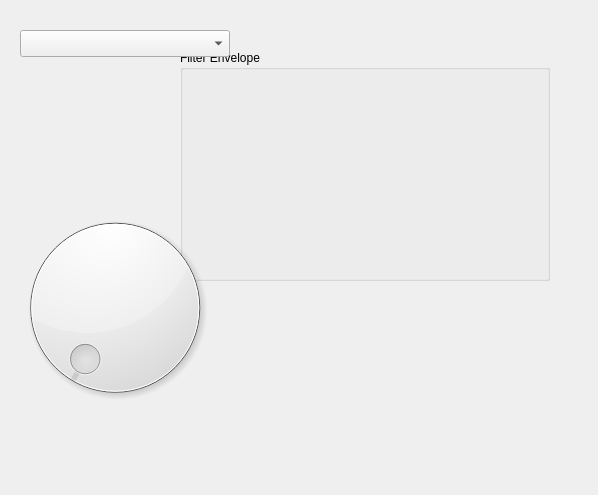
Above: src/NewUI/Addnote/VoiceParameters.ui from saidinesh5/ZynAddSubFX before the change. Below: the same form after it.
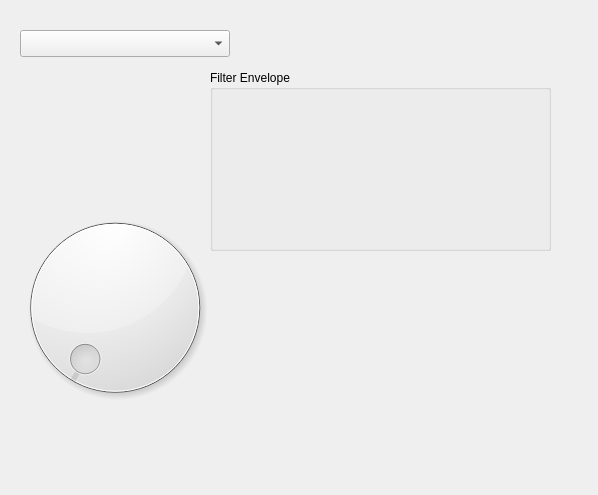
That is the form after the change. Custom widgets are drawn as their Qt base class.

The edit to the form file:
```diff
--- a/src/NewUI/Addnote/VoiceParameters.ui
+++ b/src/NewUI/Addnote/VoiceParameters.ui
@@ -16,10 +16,10 @@
   <widget class="EnvelopeBox" name="filterEnvelope">
    <property name="geometry">
     <rect>
-     <x>180</x>
-     <y>50</y>
-     <width>370</width>
-     <height>231</height>
+     <x>210</x>
+     <y>70</y>
+     <width>341</width>
+     <height>181</height>
     </rect>
    </property>
    <property name="title">
```
Left out of the diff: 4 changed lines with no effect on the pictures.
